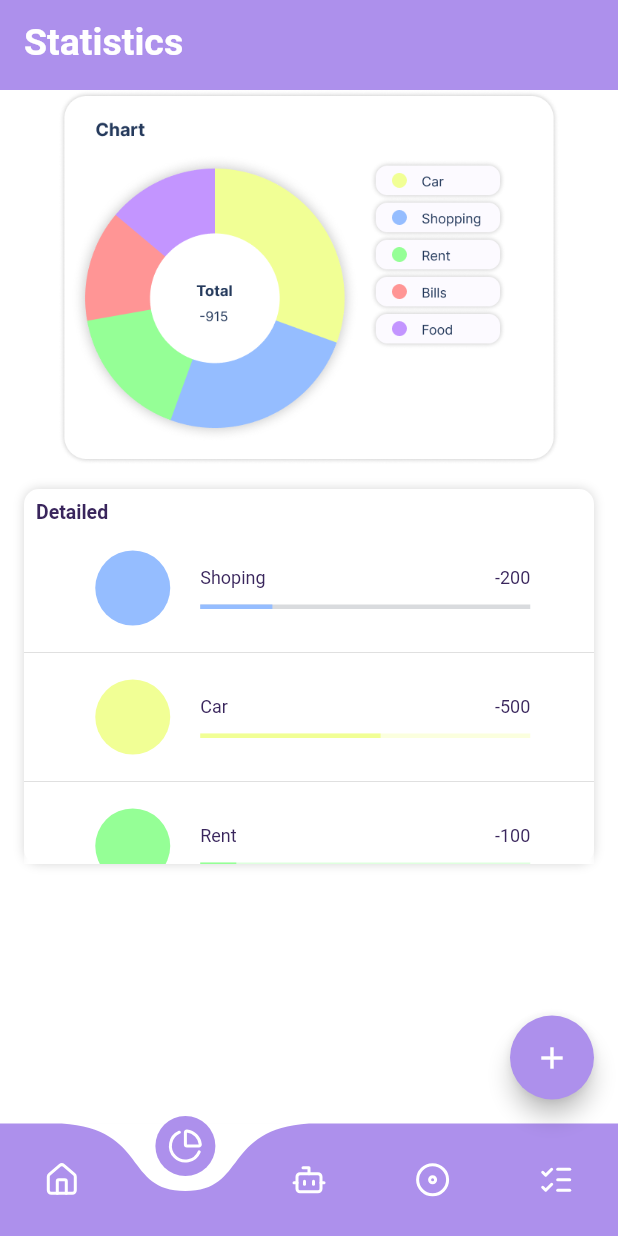
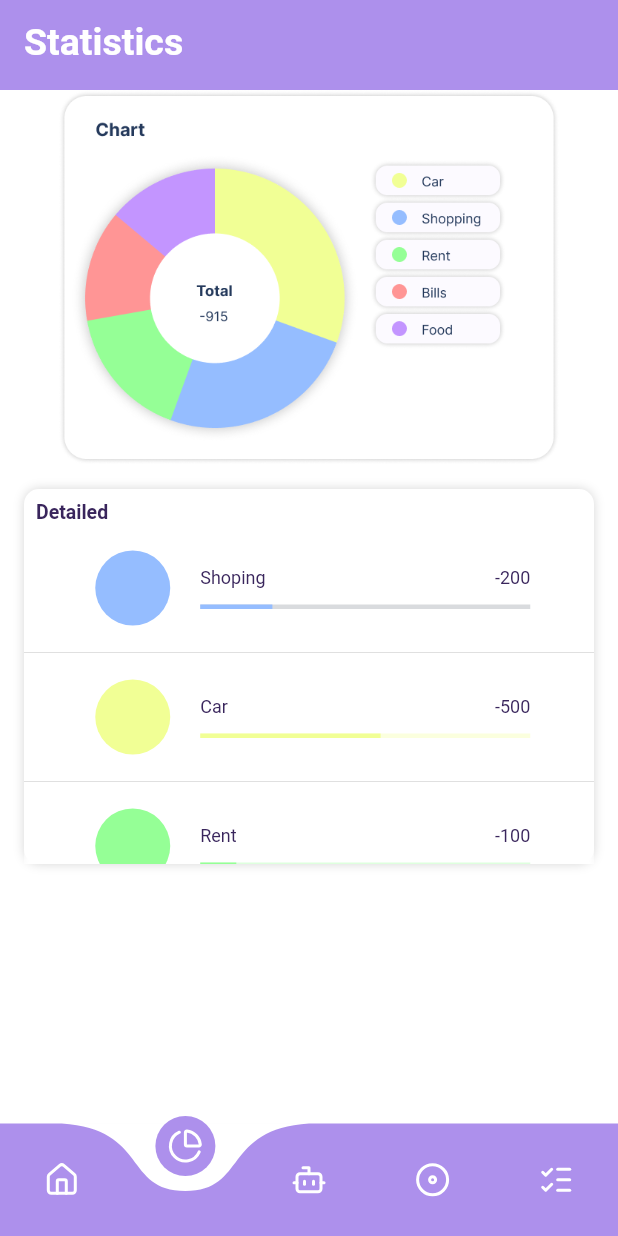
Before and after one commit to abdelhak2406/Iwt-42, a Flutter app: the screen it shows after launch, item 2 of the bottom bar chosen, on a phone screen of 412 x 824 dp. Run offline on Flutter 3.47's test engine with Material 2 defaults, Android fonts, the phone set to English and light mode, and no system bars; drawn by our look-alikes of curved_navigation_bar; our stand-ins replace lucide_icons.

Commit message:
[feat] removing floatingpoint in all the scrrens exept dashboard

```diff
--- a/lib/screens/home/home.dart
+++ b/lib/screens/home/home.dart
@@ -45,7 +45,7 @@ class _HomeState extends State<Home> {
   Widget build(BuildContext context) {
     return Scaffold(
       appBar: _appBarName[_currentIndex] != "Dashboard" ? SharedAppBar(pageTitle: _appBarName[_currentIndex]) : null,
-      floatingActionButton: FloatingActionButton(
+      floatingActionButton: _appBarName[_currentIndex] != "Dashboard" ? null : FloatingActionButton(
         tooltip: 'Add income, expense or goal',
         backgroundColor: Color(0xffAD90EC),
         child: Icon(Icons.add),
```
